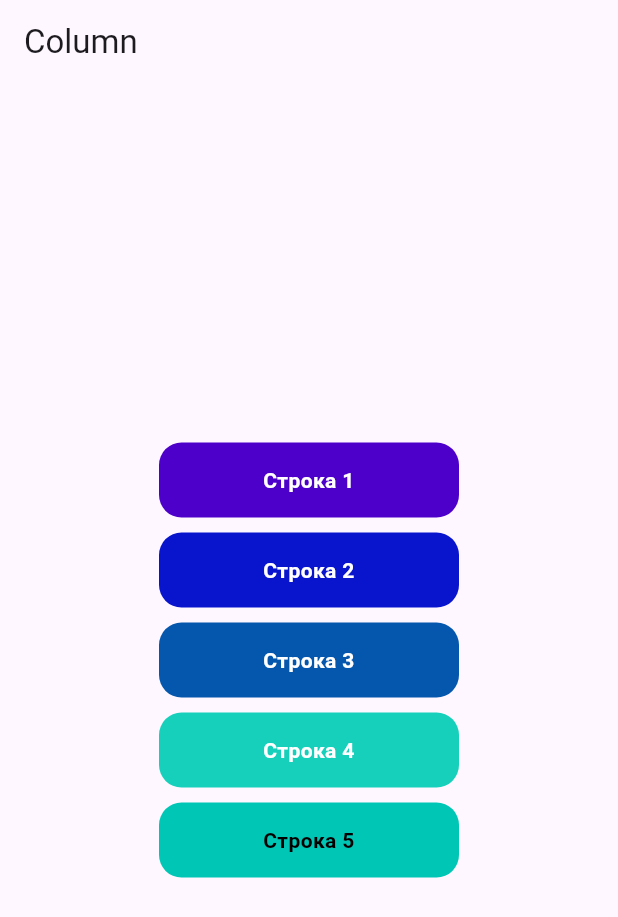
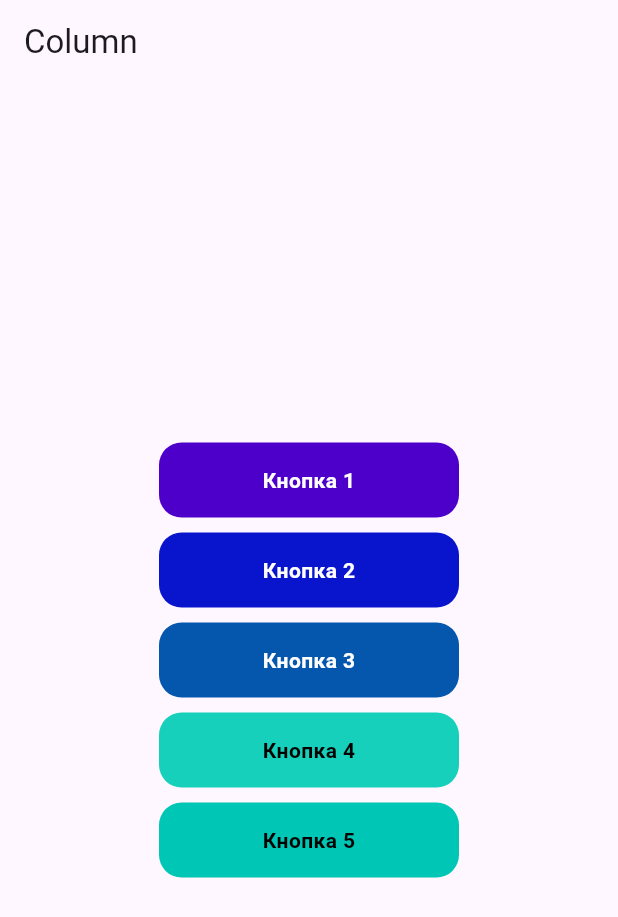
Before and after one commit to finxond/Lession1Flutter, a Flutter app: the screen it shows after launch, on a phone screen of 412 x 824 dp. Shown: the top 917 px of the screen. Run offline on Flutter 3.47's test engine with Material 3 defaults, Android fonts, the phone set to English and light mode, and no system bars.

Commit message:
main.dart

```diff
--- a/lib/main.dart
+++ b/lib/main.dart
@@ -25,7 +25,7 @@ class MyApp extends StatelessWidget {
                 borderRadius: BorderRadius.circular(15), ),
                 child: const Center(
                   child:
-                Text('Строка 1',
+                Text('Кнопка 1',
                 textAlign: TextAlign.center,
                 style: TextStyle(
                   color: Colors.white,
@@ -46,7 +46,7 @@ class MyApp extends StatelessWidget {
                        child:
                        const Center(
                         child:
-                        Text('Строка 2',
+                        Text('Кнопка 2',
                         textAlign: TextAlign.center,
                         style: TextStyle(color: Colors.white,
                         fontWeight: FontWeight.bold,
@@ -64,7 +64,7 @@ class MyApp extends StatelessWidget {
                              ),
                              child:
                              const Center( child:
-                             Text('Строка 3',
+                             Text('Кнопка 3',
                              textAlign: TextAlign.center,
                              style: TextStyle(
                               color: Colors.white,
@@ -82,10 +82,10 @@ class MyApp extends StatelessWidget {
                                   borderRadius: BorderRadius.circular(15),
                                   ),
                                   child: const Center(
-                                    child: Text('Строка 4',
+                                    child: Text('Кнопка 4',
                                     textAlign: TextAlign.center,
                                     style: TextStyle(
-                                      color: Colors.white,
+                                      color: Colors.black,
                                     fontWeight: FontWeight.bold
                                     ),
                                     ),
@@ -100,7 +100,7 @@ class MyApp extends StatelessWidget {
                                       borderRadius: BorderRadius.circular(15),
                                       ),
                                       child: const Center(
-                                        child: Text('Строка 5',
+                                        child: Text('Кнопка 5',
                                         textAlign: TextAlign.center,
                                         style: TextStyle(
                                           color: Color.fromARGB(255, 0, 0, 0),
```
